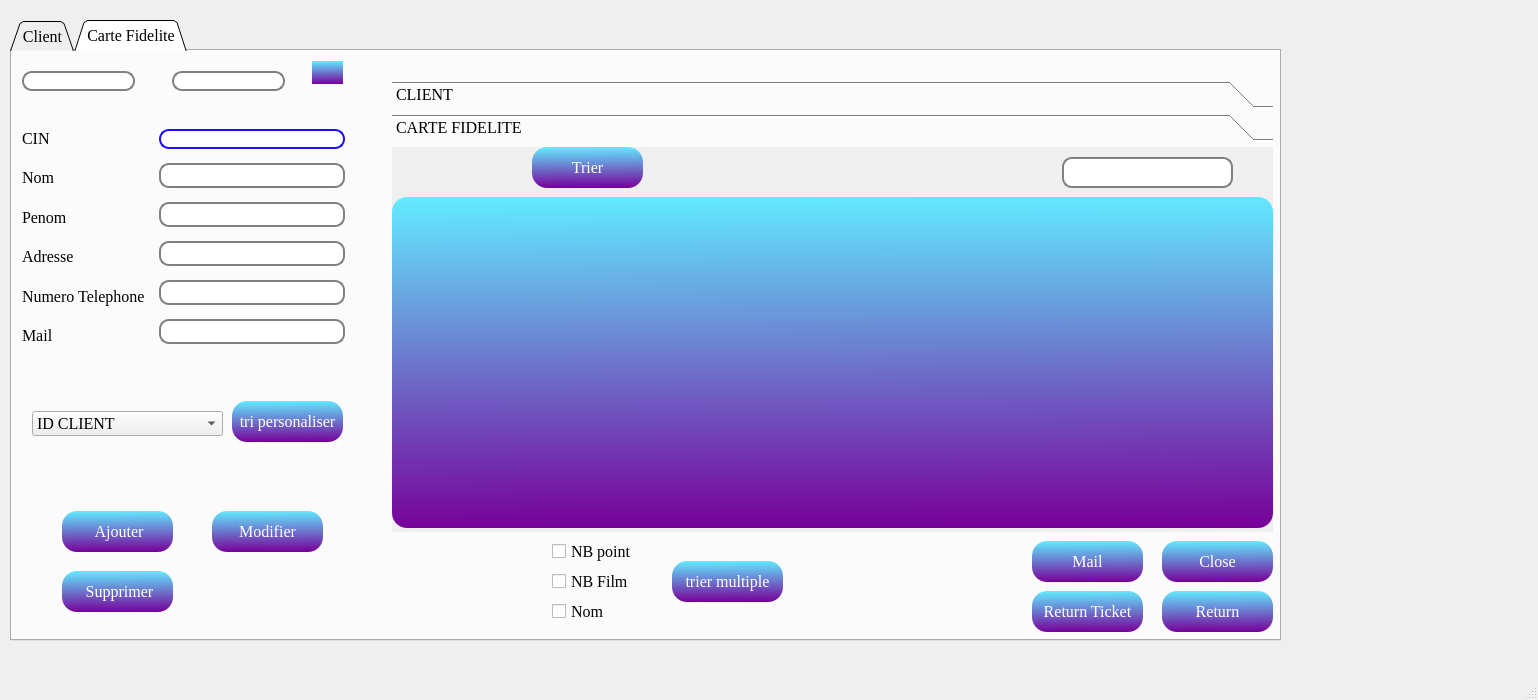
This is mainwindow.ui in RoukaiaKHELIFI/Smart_Cinema2A12 as Qt 5 draws it before an edit. The edited form follows.
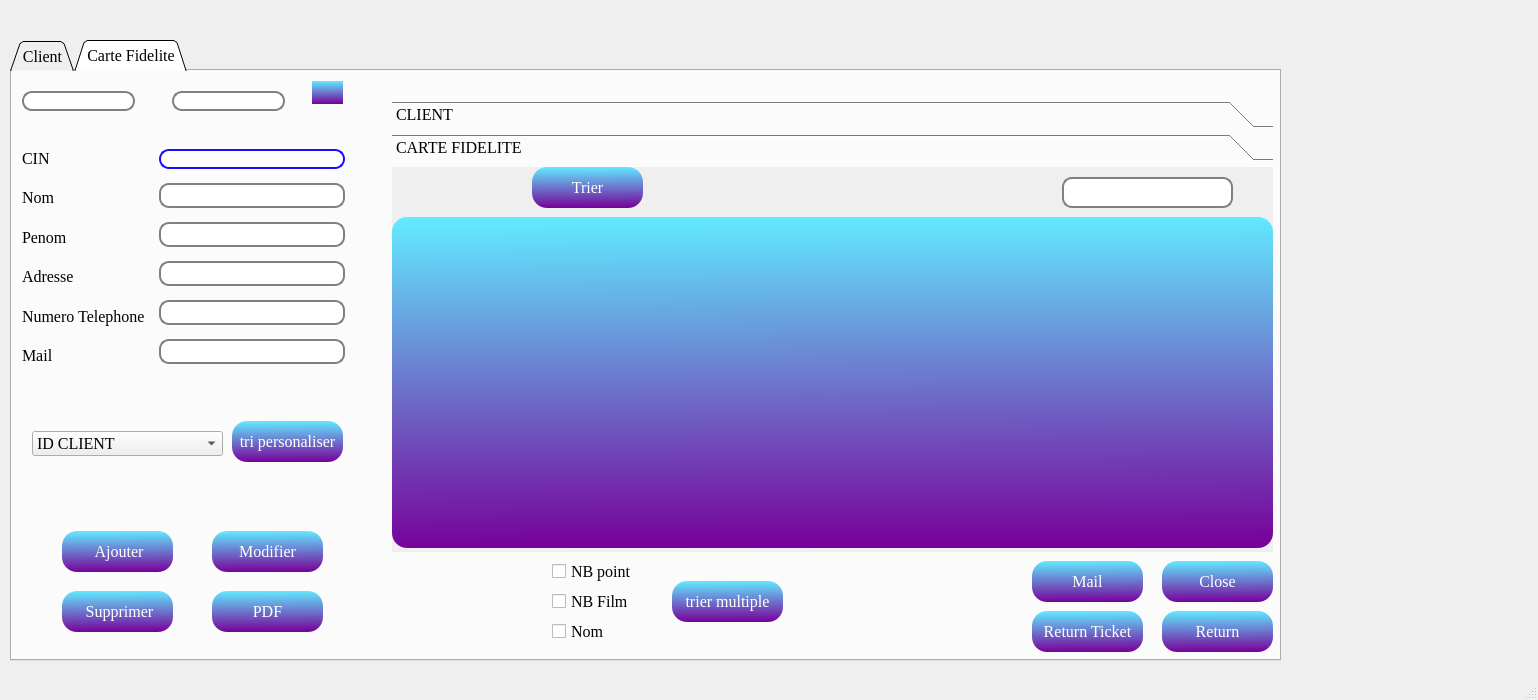
This is the edited form. The open tabs and pages were chosen to show the change. Icons and pictures are not drawn.

The edit to the form file:
```diff
--- a/mainwindow.ui
+++ b/mainwindow.ui
@@ -1883,7 +1883,7 @@
       <property name="geometry">
        <rect>
         <x>20</x>
-        <y>10</y>
+        <y>30</y>
         <width>1271</width>
         <height>621</height>
        </rect>
@@ -3132,8 +3132,8 @@
           <rect>
            <x>0</x>
            <y>0</y>
-           <width>100</width>
-           <height>30</height>
+           <width>881</width>
+           <height>385</height>
           </rect>
          </property>
          <attribute name="label">
@@ -3837,6 +3837,52 @@
          </size>
         </property>
        </widget>
+       <widget class="QPushButton" name="pdf">
+        <property name="geometry">
+         <rect>
+          <x>200</x>
+          <y>520</y>
+          <width>111</width>
+          <height>41</height>
+         </rect>
+        </property>
+        <property name="font">
+         <font>
+          <family>Times New Roman</family>
+          <pointsize>12</pointsize>
+          <weight>50</weight>
+          <italic>false</italic>
+          <bold>false</bold>
+         </font>
+        </property>
+        <property name="styleSheet">
+         <string notr="true">/*background-color:#C70039;
+color:white;*/
+QPushButton
+{
+background : qlineargradient(spread:pad, x1:0.467, y1:0, x2:0.482, y2:1, stop:0 rgba(98, 234, 255, 255), stop:1 rgba(119, 0, 153, 255));
+border-radius:15px;
+color:white;
+}
+QPushButton:hover
+{
+background:qlineargradient(spread:pad, x1:0.457286, y1:0.381, x2:0.508, y2:1, stop:0 rgba(119, 0, 153, 255), stop:1 rgba(98, 234, 255, 255))
+}</string>
+        </property>
+        <property name="text">
+         <string>PDF</string>
+        </property>
+        <property name="icon">
+         <iconset resource="source.qrc">
+          <normaloff>:/photos/mod.png</normaloff>:/photos/mod.png</iconset>
+        </property>
+        <property name="iconSize">
+         <size>
+          <width>20</width>
+          <height>20</height>
+         </size>
+        </property>
+       </widget>
        <zorder>id_client_3</zorder>
        <zorder>id_carte_2</zorder>
        <zorder>close_2</zorder>
```
Left out of the diff: 3 changed lines with no effect on the pictures.
